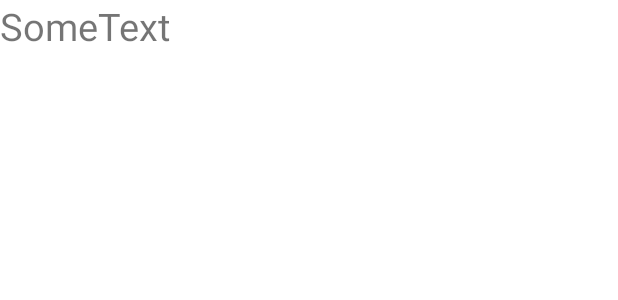
After one commit to ha-bach/quick-health-lifestyle, an Android app: the layout activity_sleep_notif.xml on its own in the app's theme, with its tools: preview values and no code run, on a phone screen of 412 x 824 dp. The commit adds this screen. Shown: the top 300 px of the screen. Run offline under Robolectric (Android 15) with nearby library versions, the phone set to English and light mode, and no system bars.

Commit message:
add sleep notification

```diff
--- /dev/null
+++ b/app/src/main/res/layout/activity_sleep_notif.xml
@@ -0,0 +1,17 @@
+<?xml version="1.0" encoding="utf-8"?>
+<LinearLayout xmlns:android="http://schemas.android.com/apk/res/android"
+    xmlns:app="http://schemas.android.com/apk/res-auto"
+    xmlns:tools="http://schemas.android.com/tools"
+    android:id="@+id/main"
+    android:layout_width="match_parent"
+    android:layout_height="match_parent"
+    android:orientation="vertical"
+    tools:context=".ui.notifications.SleepNotifActivity">
+    <TextView
+        android:text="SomeText"
+        android:textSize="25sp"
+        android:id="@+id/textViewData"
+        android:layout_width="wrap_content"
+        android:layout_height="wrap_content"
+        />
+</LinearLayout>
```
Also changed, not shown: app/src/main/java/com/example/myapplication/MainActivity.java (+130 -41 lines), app/src/main/java/com/example/myapplication/ui/notifications/SleepNotifActivity.java (added, +24 -0 lines).
